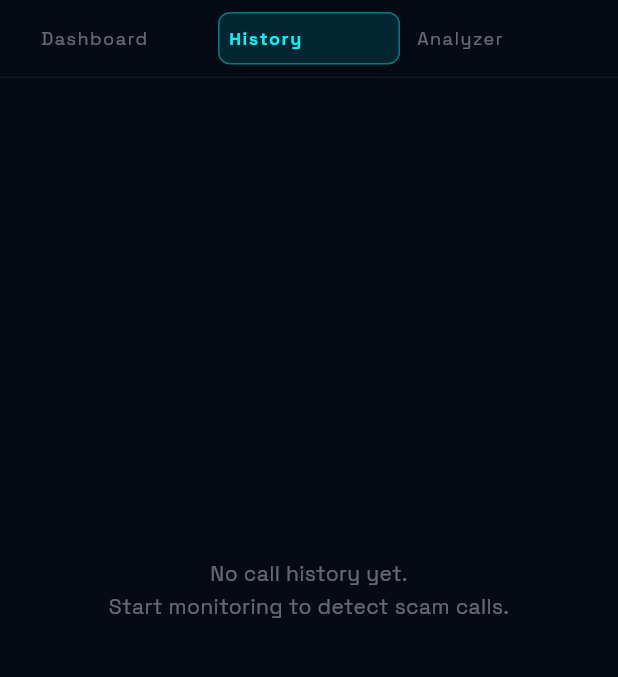
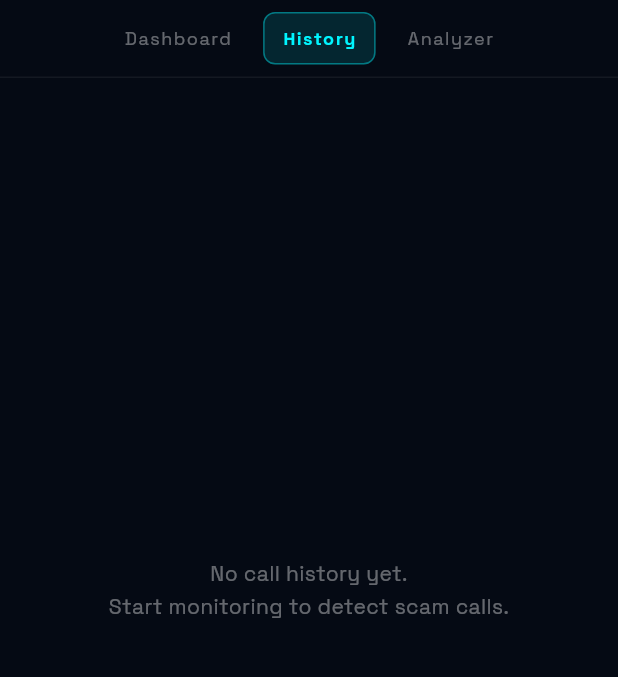
Before and after one commit to utsavdhakre-Xplorer/EchoShield, a Flutter app: the DashboardScreen screen opened by its route, after a tap on "History", on a phone screen of 412 x 824 dp, the part 135-812 px from its top. Run offline on Flutter 3.47's test engine with Material 3 defaults, Android fonts, the phone set to English and light mode, and no system bars; our stand-ins replace flutter_local_notifications, flutter_secure_storage, google_fonts, permission_handler, vibration; missing offline and left inert: record; accounts and stored records are empty.

Commit message:
Use wrapping layout for dashboard navigation tabs

```diff
--- a/flutter-app/lib/screens/dashboard_screen.dart
+++ b/flutter-app/lib/screens/dashboard_screen.dart
@@ -244,13 +244,13 @@ class _DashboardScreenState extends State<DashboardScreen> {
                 // Nav tabs
                 Padding(
                   padding: const EdgeInsets.symmetric(horizontal: 20),
-                  child: Row(
+                  child: Wrap(
+                    spacing: 8,
+                    runSpacing: 6,
                     children: [
-                      Expanded(child: _navTab('Dashboard', 0)),
-                      const SizedBox(width: 4),
-                      Expanded(child: _navTab('History', 1)),
-                      const SizedBox(width: 4),
-                      Expanded(child: _navTab('Analyzer', 2)),
+                      _navTab('Dashboard', 0),
+                      _navTab('History', 1),
+                      _navTab('Analyzer', 2),
                     ],
                   ),
                 ),
@@ -294,7 +294,7 @@ class _DashboardScreenState extends State<DashboardScreen> {
       onTap: () => setState(() => _navIndex = index),
       child: Container(
         margin: EdgeInsets.zero,
-        padding: const EdgeInsets.symmetric(horizontal: 6, vertical: 8),
+        padding: const EdgeInsets.symmetric(horizontal: 12, vertical: 8),
         decoration: BoxDecoration(
           color: selected ? cyan.withValues(alpha: 0.12) : Colors.transparent,
           borderRadius: BorderRadius.circular(8),
```
